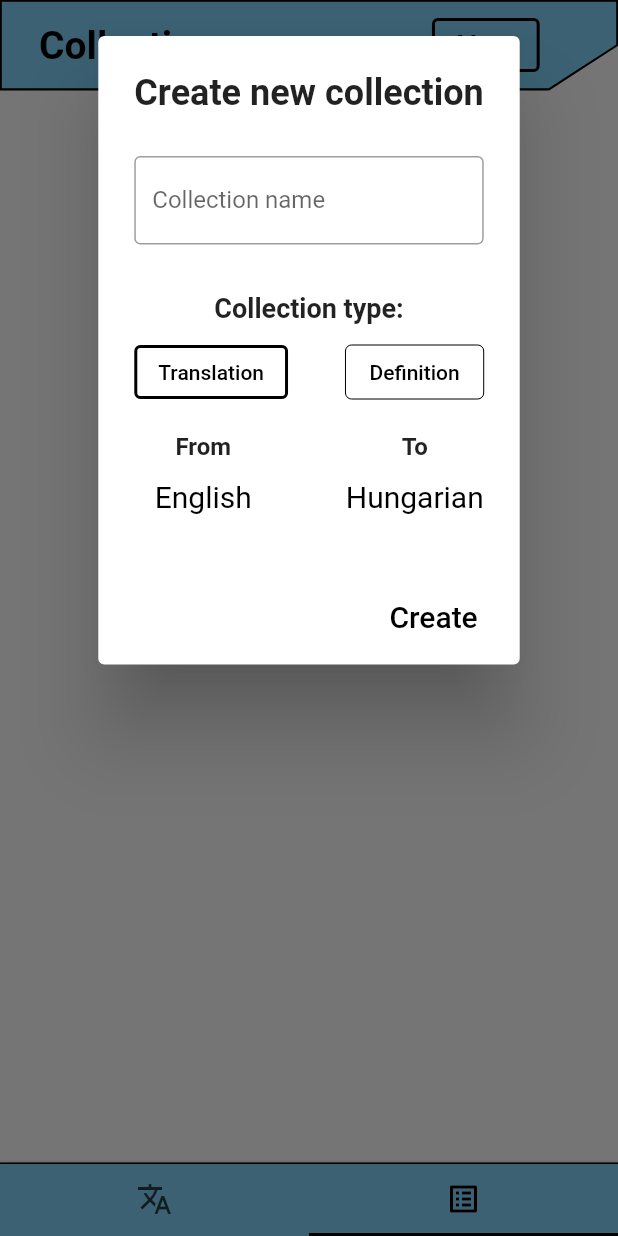
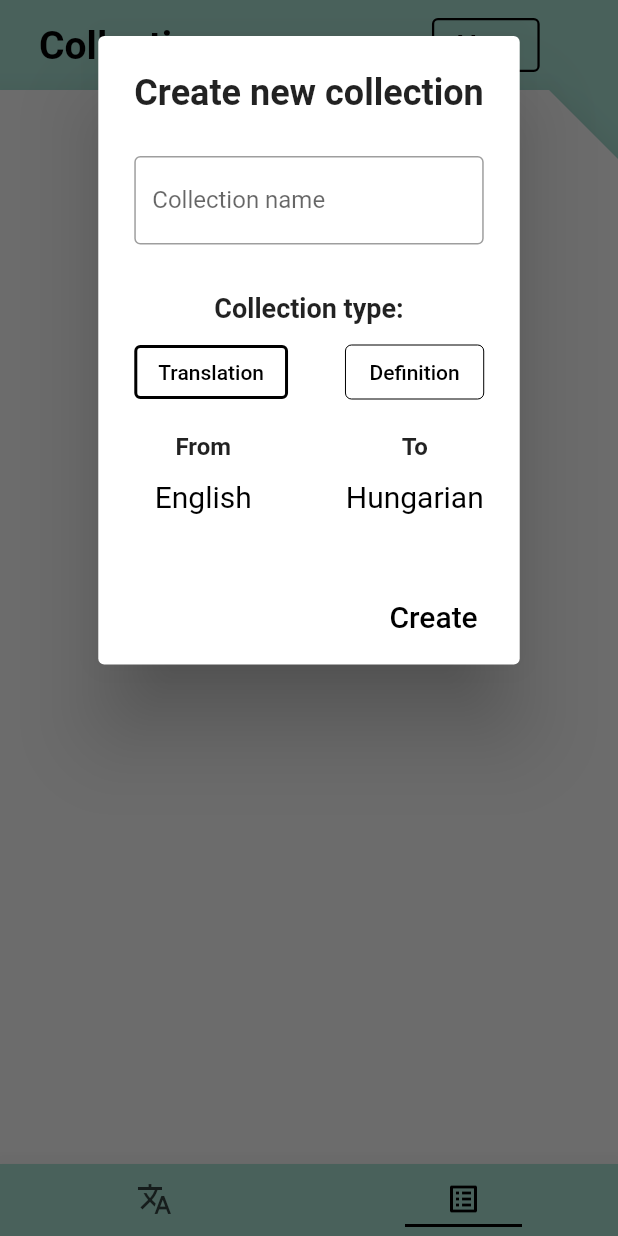
Before and after one commit to krisztian2545/flash_dictionary, a Flutter app: the screen it shows after launch, tab 2 chosen, after a tap on "New", on a phone screen of 412 x 824 dp. Run offline on Flutter 3.47's test engine with Material 2 defaults, Android fonts, the phone set to English and light mode, and no system bars; our stand-ins replace hive_flutter; accounts and stored records are empty.

Commit message:
new colors, old desing

```diff
--- a/lib/app/collections/collections_appbar.dart
+++ b/lib/app/collections/collections_appbar.dart
@@ -18,11 +18,7 @@ class CollectionsAppBar extends StatelessWidget {
       right: 0,
       height: height,
       child: Material(
-        color: primaryColor,
-        shape: BeveledRectangleBorder(
-          borderRadius: BorderRadius.only(bottomRight: Radius.circular(46)),
-          side: BorderSide(width: 0.8),
-        ),
+        color: Colors.transparent,
         child: SafeArea(
           child: Row(
             children: <Widget>[
@@ -42,7 +38,7 @@ class CollectionsAppBar extends StatelessWidget {
                         .createNewCollection(result);
                   });
                 },
-                style: OutlinedButton.styleFrom(side: BorderSide(width: 2)),
+                style: OutlinedButton.styleFrom(side: BorderSide(width: borderWidth)),
                 child: Text("New", style: appBarButtonTextStyle),
               ),
               Spacer(flex: 2),
--- a/lib/app/collections/collections_page.dart
+++ b/lib/app/collections/collections_page.dart
@@ -27,13 +27,12 @@ class CollectionsPage extends StatelessWidget {
             right: 0,
             bottom: 0,
             child: Material(
-              // color: whitishColor,
-              color: Colors.transparent,
+              color: whitishColor,
               clipBehavior: Clip.antiAlias,
-              // elevation: 16,
-              // shape: const BeveledRectangleBorder(
-              //   borderRadius: BorderRadius.only(topRight: Radius.circular(46)),
-              // ),
+              elevation: 16,
+              shape: const BeveledRectangleBorder(
+                borderRadius: BorderRadius.only(topRight: Radius.circular(46)),
+              ),
               child: Consumer<CollectionsBloc>(
                 builder: (context, collectionsBloc, child) {
                   return CollectionsView(collectionList: collectionsBloc.getCollectionList());
--- a/lib/app/dictionary/dictionary_appbar.dart
+++ b/lib/app/dictionary/dictionary_appbar.dart
@@ -1,7 +1,6 @@
 import 'package:flash_dictionary/app/dictionary/dictionary_bloc.dart';
 import 'package:flash_dictionary/app/widgets/language_dropdown_button.dart';
 import 'package:flash_dictionary/app/widgets/word_dialog.dart';
-import 'package:flash_dictionary/colors.dart';
 import 'package:flash_dictionary/service/hive_helper.dart';
 import 'package:flash_dictionary/styles.dart';
 import 'package:flutter/material.dart';
@@ -54,7 +53,7 @@ class _DictionaryAppBarState extends State<DictionaryAppBar> {
         child: const Text("Add",
             style: TextStyle(color: Colors.black, fontSize: 20)),
         style: OutlinedButton.styleFrom(
-            side: BorderSide(width: 2), fixedSize: Size.fromHeight(60)),
+            side: BorderSide(width: borderWidth), fixedSize: Size.fromHeight(60)),
       ));
     }
 
@@ -70,18 +69,18 @@ class _DictionaryAppBarState extends State<DictionaryAppBar> {
       height: widget.height,
       child: Material(
         clipBehavior: Clip.antiAlias,
-        color: primaryColor,
-        shape: BeveledRectangleBorder(
-          borderRadius: BorderRadius.only(bottomRight: Radius.circular(60)),
-          side: BorderSide(width: 1),
-        ),
+        color: Colors.transparent,
+        // shape: BeveledRectangleBorder(
+        //   borderRadius: BorderRadius.only(bottomRight: Radius.circular(60)),
+        //   side: BorderSide(width: 1),
+        // ),
         child: SafeArea(
           child: Column(
             children: <Widget>[
               Row(
                 mainAxisAlignment: MainAxisAlignment.spaceAround,
                 children: <Widget>[
-                  LanguageDropdownButton(
+                  LanguageDropdownButton( // TODO add all languages
                     onChanged: (value) {
                       widget.dictionaryBloc.fromLanguage = value!;
                     },
@@ -157,11 +156,11 @@ class AutocompleteTextField extends StatelessWidget {
           focusNode: focusNode,
           decoration: InputDecoration(
             enabledBorder: OutlineInputBorder(
-              borderSide: BorderSide(width: 2, color: Colors.black),
+              borderSide: BorderSide(width: borderWidth, color: Colors.black),
               borderRadius: BorderRadius.circular(4),
             ),
             focusedBorder: OutlineInputBorder(
-              borderSide: BorderSide(width: 2, color: Colors.black),
+              borderSide: BorderSide(width: borderWidth, color: Colors.black),
               borderRadius: BorderRadius.circular(4),
             ),
             suffixIcon: IconButton(
--- a/lib/app/dictionary/history/history_view.dart
+++ b/lib/app/dictionary/history/history_view.dart
@@ -24,13 +24,12 @@ class HistoryView extends StatelessWidget {
       right: 0,
       bottom: 0,
       child: Material(
-        // color: whitishColor,
-        color: Colors.transparent,
+        color: whitishColor,
         clipBehavior: Clip.antiAlias,
-        // elevation: 16,
-        // shape: BeveledRectangleBorder(
-        //   borderRadius: BorderRadius.only(topRight: Radius.circular(46)),
-        // ),
+        elevation: 16,
+        shape: BeveledRectangleBorder(
+          borderRadius: BorderRadius.only(topRight: Radius.circular(46)),
+        ),
         child: ListView(
           padding: EdgeInsets.only(left: 16, right: 16, top: 16),
           children: _buildList(),
--- a/lib/app/landing_page.dart
+++ b/lib/app/landing_page.dart
@@ -11,28 +11,19 @@ class LandingPage extends StatelessWidget {
     return DefaultTabController(
       length: 2,
       child: Scaffold(
-        // backgroundColor: primaryColor,
-        backgroundColor: whitishColor,
+        backgroundColor: primaryColor,
         body: TabBarView(
           children: <Widget>[
             DictionaryPage(),
             CollectionsPage(),
           ],
         ),
-        bottomNavigationBar: Container(
-          // color: primaryColor,
-          decoration: BoxDecoration(
-            color: primaryColor,
-            border: Border(top: BorderSide(width: 1)),
-            boxShadow: [
-              BoxShadow(
-                color: Colors.grey,
-                blurRadius: 1.0,
-              )
-            ],
-          ),
+        bottomNavigationBar: Material(
+          color: primaryColor,
+          elevation: 16,
           child: TabBar(
             labelColor: Colors.black,
+            indicatorPadding: EdgeInsets.only(bottom: 6, left: 64, right: 64),
             indicatorColor: Colors.black,
             // overlayColor: MaterialStateProperty.all(primaryColor),
             overlayColor: MaterialStateProperty.all(Colors.black),
--- a/lib/app/minigame/game_card_feedback_buttons.dart
+++ b/lib/app/minigame/game_card_feedback_buttons.dart
@@ -15,17 +15,17 @@ class GameCardFeedbackButtons extends StatelessWidget {
       children: <Widget>[
         OutlinedButton(
           onPressed: () => minigameBloc.giveFeedback(CardDifficulty.hard),
-          style: OutlinedButton.styleFrom(side: BorderSide(width: 2)),
+          style: OutlinedButton.styleFrom(side: BorderSide(width: borderWidth)),
           child: const Text("Hard", style: appBarButtonTextStyle,),
         ),
         OutlinedButton(
           onPressed: () => minigameBloc.giveFeedback(CardDifficulty.medium),
-          style: OutlinedButton.styleFrom(side: BorderSide(width: 2)),
+          style: OutlinedButton.styleFrom(side: BorderSide(width: borderWidth)),
           child: const Text("Medium", style: appBarButtonTextStyle,),
         ),
         OutlinedButton(
           onPressed: () => minigameBloc.giveFeedback(CardDifficulty.easy),
-          style: OutlinedButton.styleFrom(side: BorderSide(width: 2)),
+          style: OutlinedButton.styleFrom(side: BorderSide(width: borderWidth)),
           child: const Text("Easy" ,style: appBarButtonTextStyle,),
         ),
       ],
--- a/lib/app/widgets/edit_word_dialog.dart
+++ b/lib/app/widgets/edit_word_dialog.dart
@@ -66,7 +66,6 @@ class _EditWordDialogState extends State<EditWordDialog> {
           ),
           Spacer(),
           TextButton(
-            // TODO change color of animation when you hold
             onPressed: _onSubmit,
             child: const Text(
               "Save",
--- a/lib/app/widgets/word_dialog.dart
+++ b/lib/app/widgets/word_dialog.dart
@@ -214,7 +214,7 @@ class CollectionDropDownButton extends StatelessWidget {
             collectionList
                 .map((e) => DropdownMenuItem<CollectionDetails>(
                       value: e,
-                      child: Row(
+                      child: Row( // TODO replace with richtext and limitedbox
                         children: <Widget>[
                           Text(e.name),
                           SizedBox(width: 4),
--- a/lib/colors.dart
+++ b/lib/colors.dart
@@ -1,5 +1,13 @@
 import 'package:flutter/material.dart';
 
 const platinumColor = Color(0xffe5e4e2);
-const whitishColor = Color(0xfffefefe);
-const primaryColor = Color(0xff81d4fa);
+// const whitishColor = Color(0xfffefefe);
+const whitishColor = Color(0xffECECEC);
+// const primaryColor = Color(0xff81d4fa);
+const primaryColor = Color(0xff9FD3C7);
+
+// new colors
+const pastelGreen = Color(0xff064420);
+const pastelLightGreen = Color(0xffE4EFE7);
+const pastelWhite = Color(0xffFDFAF6);
+const pastelLightBrown = Color(0xffFAF1E6);
--- a/lib/main.dart
+++ b/lib/main.dart
@@ -1,5 +1,6 @@
 import 'package:flash_dictionary/app/landing_page.dart';
 import 'package:flash_dictionary/service/hive_helper.dart';
+import 'package:flash_dictionary/theme.dart';
 import 'package:flutter/material.dart';
 
 void main() async {
@@ -15,9 +16,7 @@ class MyApp extends StatelessWidget {
     return MaterialApp(
       debugShowCheckedModeBanner: false,
       title: 'Flash Dictionary',
-      theme: ThemeData( // TODO learn about styling and refactor accordingly
-        primarySwatch: Colors.blue,
-      ),
+      theme: themeData,
       home: const LandingPage(),
     );
   }
--- a/lib/styles.dart
+++ b/lib/styles.dart
@@ -5,3 +5,4 @@ const TextStyle appBarTextStyle = TextStyle(color: Colors.black, fontSize: 26, f
 const TextStyle appBarButtonTextStyle = TextStyle(color: Colors.black, fontSize: 20);
 
 const Border resultViewSliverAppBarBorder = Border(bottom: BorderSide(color: Colors.grey));
+const double borderWidth = 1.5;
--- /dev/null
+++ b/lib/theme.dart
@@ -0,0 +1,17 @@
+import 'package:flash_dictionary/colors.dart';
+import 'package:flutter/material.dart';
+
+final ThemeData themeData = _buildThemeData();
+
+ThemeData _buildThemeData() {
+  final ThemeData base = ThemeData.light();
+  return base.copyWith(
+    colorScheme: base.colorScheme.copyWith(
+      primary: pastelGreen,
+      onPrimary: pastelGreen,
+      secondary: pastelGreen,
+      background: whitishColor,
+      surface: whitishColor,
+    ),
+  );
+}
```
Also changed, not shown: lib/app/collections/collections_view_item_button.dart (+2 -22 lines), lib/app/dictionary/result/result_view.dart (+7 -14 lines), lib/app/minigame/minigame_show_answer_view.dart (added, +38 -0 lines), lib/app/minigame/minigame_show_front_view.dart (added, +36 -0 lines), lib/app/minigame/minigame_view.dart (+27 -49 lines), lib/app/minigame/show_answer_button.dart (deleted, +0 -17 lines), lib/app/widgets/delete_confirmation_dialog.dart (+9 -4 lines).
